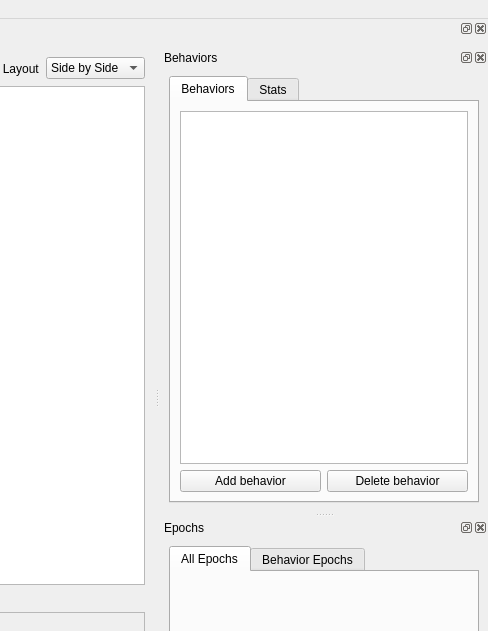
Qt form bannotator/ui/main-window.ui (hsingchien/Bannotator) before a commit; both pictures show x 878 to 1366 and y 0 to 631 of the 1366 by 768 pixel window.
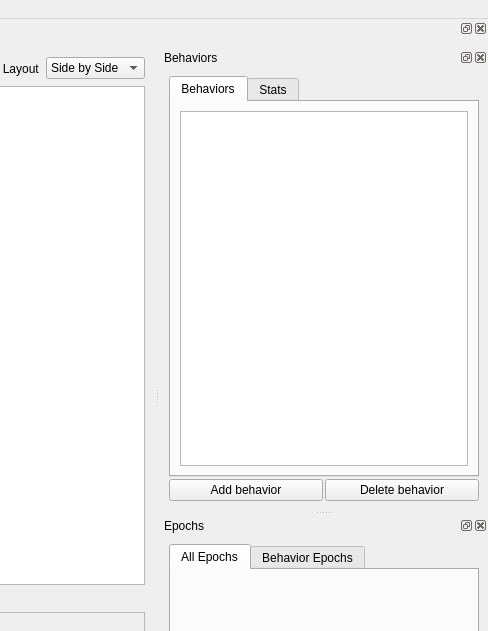
The same form after that commit. Custom widgets are drawn as their Qt base class.

Commit message: delete behavior bug fix

```diff
--- a/bannotator/ui/main-window.ui
+++ b/bannotator/ui/main-window.ui
@@ -360,9 +360,12 @@
       <verstretch>0</verstretch>
      </sizepolicy>
     </property>
-    <layout class="QHBoxLayout" name="horizontalLayout_11">
+    <layout class="QVBoxLayout" name="verticalLayout_2">
+     <property name="spacing">
+      <number>2</number>
+     </property>
      <item>
-      <layout class="QVBoxLayout" name="control_layout" stretch="3">
+      <layout class="QVBoxLayout" name="control_layout" stretch="0">
        <property name="sizeConstraint">
         <enum>QLayout::SetFixedSize</enum>
        </property>
@@ -384,10 +387,7 @@
           <attribute name="title">
            <string>Behaviors</string>
           </attribute>
-          <layout class="QVBoxLayout" name="verticalLayout_2">
-           <property name="sizeConstraint">
-            <enum>QLayout::SetDefaultConstraint</enum>
-           </property>
+          <layout class="QVBoxLayout" name="verticalLayout_6">
            <item>
             <widget class="GenericTableView" name="behavior_table">
              <property name="sizePolicy">
@@ -407,24 +407,6 @@
              </attribute>
             </widget>
            </item>
-           <item>
-            <layout class="QHBoxLayout" name="horizontalLayout">
-             <item>
-              <widget class="QPushButton" name="add_behavior_button">
-               <property name="text">
-                <string>Add behavior</string>
-               </property>
-              </widget>
-             </item>
-             <item>
-              <widget class="QPushButton" name="delete_behavior_button">
-               <property name="text">
-                <string>Delete behavior</string>
-               </property>
-              </widget>
-             </item>
-            </layout>
-           </item>
           </layout>
          </widget>
          <widget class="QWidget" name="stats_tab">
@@ -441,6 +423,24 @@
        </item>
       </layout>
      </item>
+     <item>
+      <layout class="QHBoxLayout" name="horizontalLayout">
+       <item>
+        <widget class="QPushButton" name="add_behavior_button">
+         <property name="text">
+          <string>Add behavior</string>
+         </property>
+        </widget>
+       </item>
+       <item>
+        <widget class="QPushButton" name="delete_behavior_button">
+         <property name="text">
+          <string>Delete behavior</string>
+         </property>
+        </widget>
+       </item>
+      </layout>
+     </item>
     </layout>
    </widget>
   </widget>
```
The commit also changes 4 other files.
